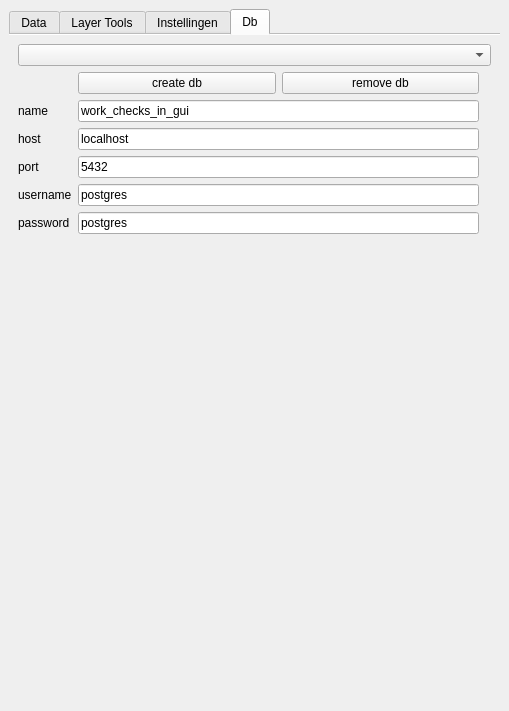
Before: the Qt Designer form Datachecker_dockwidget_base.ui in Siebrand-HHD/OASDGLDatachecker, drawn with Qt 5.
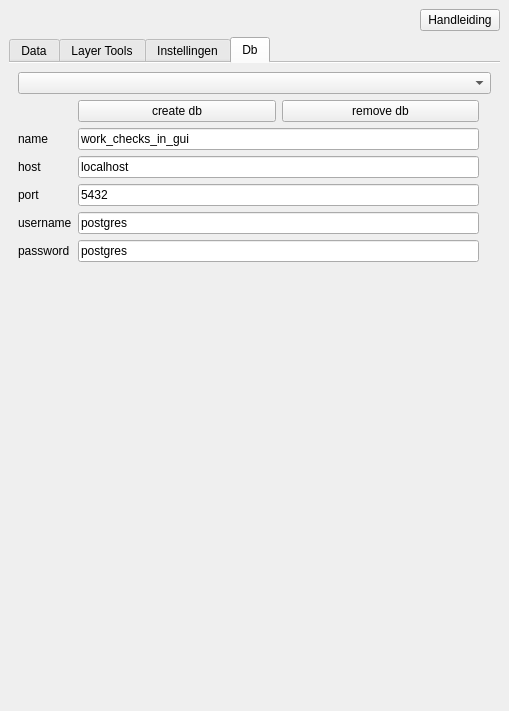
After: the same form once the commit is applied. The open tabs and pages were chosen to show the change. Custom widgets are drawn as their Qt base class.

The edit to the form file:
```diff
--- a/Datachecker_dockwidget_base.ui
+++ b/Datachecker_dockwidget_base.ui
@@ -15,6 +15,30 @@
   </property>
   <widget class="QWidget" name="dockWidgetContents">
    <layout class="QVBoxLayout" name="verticalLayout_3">
+    <item>
+     <layout class="QHBoxLayout" name="horizontalLayout_4">
+      <item>
+       <spacer name="horizontalSpacer_5">
+        <property name="orientation">
+         <enum>Qt::Horizontal</enum>
+        </property>
+        <property name="sizeHint" stdset="0">
+         <size>
+          <width>40</width>
+          <height>20</height>
+         </size>
+        </property>
+       </spacer>
+      </item>
+      <item>
+       <widget class="QPushButton" name="pHandleiding">
+        <property name="text">
+         <string>Handleiding</string>
+        </property>
+       </widget>
+      </item>
+     </layout>
+    </item>
     <item>
      <widget class="QTabWidget" name="tabWidget">
       <property name="enabled">
```
Left out of the diff: 18 changed lines with no effect on the pictures.
